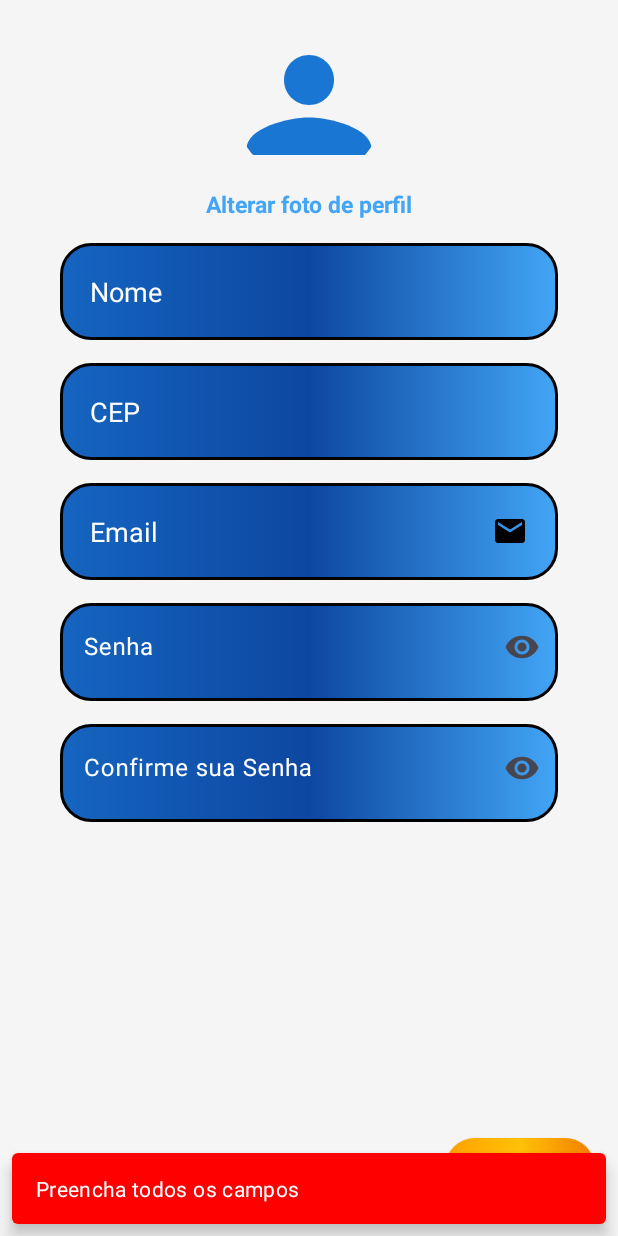
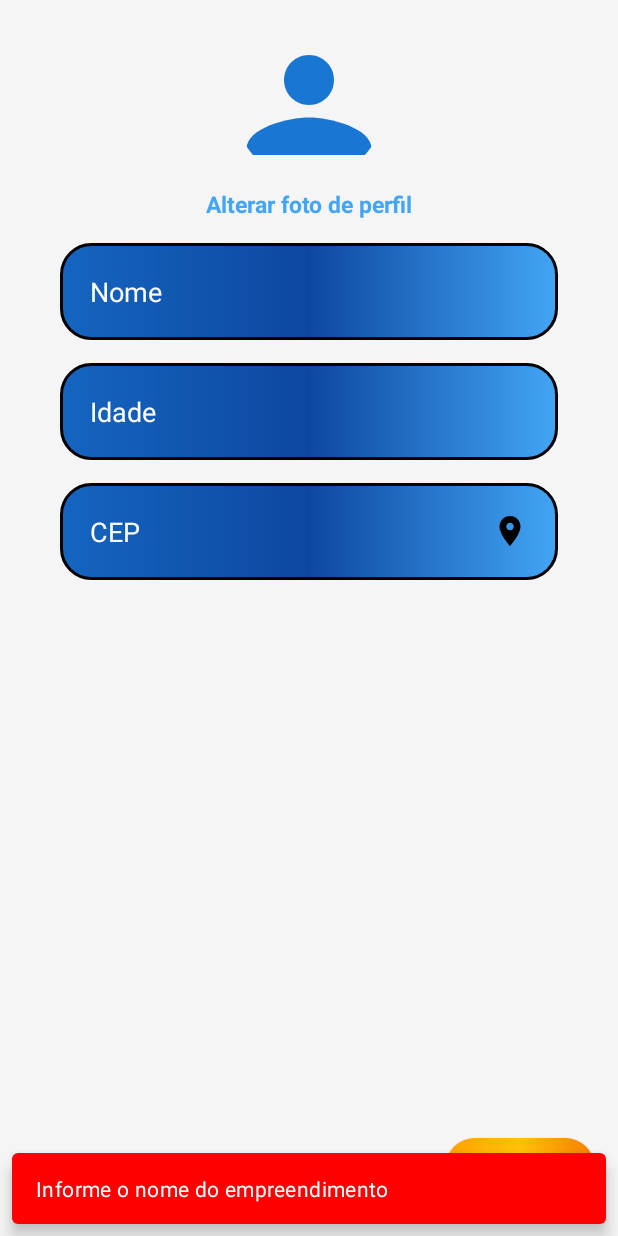
Before and after one commit to JoaoCarlos1908/App_Negocios, an Android app: the FormCadastro screen opened directly, with no data from a screen before it, after a tap on "Seguir >>", on a phone screen of 412 x 824 dp. Run offline under Robolectric (Android 15) with nearby library versions, the phone set to English and light mode, and no system bars; our stand-ins replace Firebase (no records; nobody signed in at launch, a user with empty details on screens opened directly); libraries missing offline, so code that uses them is left out: com.github.dhaval2404.imagepicker; pictures from the network do not load.

Commit message:
Adição de verificação de email

```diff
--- a/app/src/main/java/Class/Cliente.java
+++ b/app/src/main/java/Class/Cliente.java
@@ -1,17 +1,15 @@
 package Class;
 
 public class Cliente extends Usuario{
-    public Cliente() {
-        this.cep = "";
+    public Cliente() {}
+
+    private int idade;
+
+    public int getIdade() {
+        return idade;
     }
 
-    private String cep;
-
-    public String getCep() {
-        return cep;
-    }
-
-    public void setCep(String cep) {
-        this.cep = cep;
+    public void setIdade(int idade) {
+        this.idade = idade;
     }
 }
--- a/app/src/main/java/Class/Usuario.java
+++ b/app/src/main/java/Class/Usuario.java
@@ -10,7 +10,7 @@ public class Usuario {
         this.tipoConta = false;
     }
 
-    private String idUser, nome, email, tell, senha;
+    private String idUser, nome, email, tell, senha, cep;
     private Boolean tipoConta;
 
     public String getIdUser() {
@@ -59,4 +59,12 @@ public class Usuario {
     public void setTipoConta(Boolean tipoConta) {
         this.tipoConta = tipoConta;
     }
+
+    public String getCep() {
+        return cep;
+    }
+
+    public void setCep(String cep) {
+        this.cep = cep;
+    }
 }
--- a/app/src/main/java/com/example/appnegocios/FormCadastro.java
+++ b/app/src/main/java/com/example/appnegocios/FormCadastro.java
@@ -1,7 +1,4 @@
 package com.example.appnegocios;
-
-import static androidx.core.content.ContentProviderCompat.requireContext;
-import static java.security.AccessController.getContext;
 
 import android.app.Activity;
 import android.app.AlertDialog;
@@ -33,13 +30,11 @@ import androidx.core.graphics.Insets;
 import androidx.core.view.ViewCompat;
 import androidx.core.view.WindowInsetsCompat;
 
-import com.example.appnegocios.ui.perfil.CategoriasDialogFragment;
 import com.github.dhaval2404.imagepicker.ImagePicker;
 import com.google.android.gms.tasks.OnCompleteListener;
-import com.google.android.gms.tasks.OnFailureListener;
-import com.google.android.gms.tasks.OnSuccessListener;
 import com.google.android.gms.tasks.Task;
 import com.google.android.material.snackbar.Snackbar;
+import com.google.android.material.textfield.TextInputLayout;
 import com.google.firebase.auth.AuthResult;
 import com.google.firebase.auth.FirebaseAuth;
 import com.google.firebase.auth.FirebaseAuthInvalidCredentialsException;
@@ -51,9 +46,6 @@ import com.google.firebase.firestore.DocumentSnapshot;
 import com.google.firebase.firestore.FirebaseFirestore;
 import com.google.firebase.storage.StorageReference;
 import com.google.firebase.storage.FirebaseStorage;
-import com.google.firebase.storage.UploadTask;
-import com.google.android.gms.tasks.OnSuccessListener;
-import com.google.android.gms.tasks.OnFailureListener;
 
 
 import Class.Empreendimento;
@@ -64,18 +56,18 @@ import java.util.ArrayList;
 import java.util.HashMap;
 import java.util.List;
 import java.util.Map;
-import java.util.function.Consumer;
 
 public class FormCadastro extends AppCompatActivity {
     private Empreendimento empreendimento;
     private Cliente cliente;
-    private EditText edit_nome, edit_desc, edit_email, edit_senha, edit_confirme_senha;
+    private EditText edit_nome, edit_desc, edit_cep, edit_email, edit_confirme_email, edit_senha, edit_confirme_senha;
+    private TextInputLayout layout_senha, layout_confirme_senha;
     private TextView text_alterFoto;
-    private Button bt_cadastrar;
+    private Button bt_seguir;
     private String[] menssagens = {"Preencha todos os campos", "Cadastro realizado com sucesso"};
     private String usuarioID, categoria;
     private ImageView iconUser;
-    private Boolean tipoConta;
+    private Boolean tipoConta,control;
     private ActivityResultLauncher<Intent> imagePicklauncher;
     private Uri selectedImageUri;
     private AutoCompleteTextView autoCompleteCategorias;
@@ -99,18 +91,51 @@ public class FormCadastro extends AppCompatActivity {
                 });
         IniciarComponentes();
 
-        bt_cadastrar.setOnClickListener(new View.OnClickListener() {
+        bt_seguir.setOnClickListener(new View.OnClickListener() {
             @Override
             public void onClick(View v) {
                 RemoveTeclado();
 
                 String nome = edit_nome.getText().toString().trim();
+                String cep = edit_cep.getText().toString().trim();
                 String email = edit_email.getText().toString().trim();
+                String confirmeEmail = edit_confirme_email.getText().toString().trim();
                 String senha = edit_senha.getText().toString();
                 String confirmeSenha = edit_confirme_senha.getText().toString();
 
-                if (nome.isEmpty() || email.isEmpty() || senha.isEmpty()) {
+                if (nome.isEmpty()) {
+                    mostrarSnackbar(v, "Informe o nome do empreendimento", Color.RED);
+                    return;
+                }
+                if(cep.isEmpty()) {
+                    mostrarSnackbar(v, "Informe seu CEP", Color.RED);
+                    return;
+                }
+                if (!control){
+                    edit_nome.setVisibility(View.GONE);
+                    edit_desc.setVisibility(View.GONE);
+                    edit_cep.setVisibility(View.GONE);
+                    autoCompleteCategorias.setVisibility(View.GONE);
+
+                    edit_email.setVisibility(View.VISIBLE);
+                    edit_confirme_email.setVisibility(View.VISIBLE);
+                    layout_senha.setVisibility(View.VISIBLE);
+                    layout_confirme_senha.setVisibility(View.VISIBLE);
+                }
+
+                if(control){
+                    if (email.isEmpty() || senha.isEmpty()) {
                         mostrarSnackbar(v, menssagens[0], Color.RED);
+                        return;
+                    }
+
+                    if (confirmeEmail.isEmpty()) {
+                        mostrarSnackbar(v, "Confirme sua senha", Color.RED);
+                        return;
+                    }
+
+                    if (!email.equals(confirmeEmail)) {
+                        mostrarSnackbar(v, "Os Emails não coincidem", Color.RED);
                         return;
                     }
 
@@ -126,6 +151,8 @@ public class FormCadastro extends AppCompatActivity {
 
                     // Todos os campos estão preenchidos corretamente
                     CadastrarUsuario(v);
+                }
+                control = true;
             }
         });
 
@@ -168,22 +195,27 @@ public class FormCadastro extends AppCompatActivity {
         text_alterFoto = findViewById(R.id.text_alterFoto);
         edit_nome = findViewById(R.id.edit_nome);
         edit_desc = findViewById(R.id.edit_descricao);
+        edit_cep = findViewById(R.id.edit_cep);
+        edit_confirme_email = findViewById(R.id.edit_confirme_email);
         edit_email = findViewById(R.id.edit_email);
+        layout_senha = findViewById(R.id.layout_senha);
+        layout_confirme_senha = findViewById(R.id.layout_confirme_senha);
         edit_senha = findViewById(R.id.edit_senha);
         edit_confirme_senha = findViewById(R.id.edit_confirme_senha);
-        bt_cadastrar = findViewById(R.id.bt_seguir);
+        bt_seguir = findViewById(R.id.bt_seguir);
         iconUser = findViewById(R.id.iconUser);
         autoCompleteCategorias = findViewById(R.id.autoCompleteCategorias);
 
         if (!tipoConta) {
             cliente = new Cliente();
             edit_nome.setHint("Nome");
-            edit_desc.setHint("CEP");     // altera o hint
-            edit_desc.setMaxLines(1);     // altera o número máximo de linhas
+            edit_desc.setHint("Idade");     // altera o hint
+            edit_desc.setMaxLines(1);
             autoCompleteCategorias.setVisibility(View.GONE);
         } else {
             empreendimento = new Empreendimento();
         }
+        control = false;
     }
 
     private void SelecaoDeCategorias() {
@@ -194,7 +226,7 @@ public class FormCadastro extends AppCompatActivity {
                         android.R.layout.simple_dropdown_item_1line,
                         categorias
                 );
-                Toast.makeText(FormCadastro.this, "Categorias: " + categorias.toString(), Toast.LENGTH_LONG).show();
+                //Toast.makeText(FormCadastro.this, "Categorias: " + categorias.toString(), Toast.LENGTH_LONG).show();
                 autoCompleteCategorias.setAdapter(adapter);
 
                 autoCompleteCategorias.setOnClickListener(v -> autoCompleteCategorias.showDropDown());
@@ -313,6 +345,7 @@ public class FormCadastro extends AppCompatActivity {
         if (tipoConta) {
             empreendimento.setNome(edit_nome.getText().toString());
             empreendimento.setDescricao(edit_desc.getText().toString());
+            empreendimento.setCep(edit_cep.getText().toString());
             empreendimento.setTipoConta(tipoConta);
             empreendimento.setCategoria(categoria);
             empreendimento.setEmail(edit_email.getText().toString());
@@ -322,6 +355,7 @@ public class FormCadastro extends AppCompatActivity {
             Map<String, Object> empresa = new HashMap<>();
             empresa.put("nome", empreendimento.getNome());
             empresa.put("descricao", empreendimento.getDescricao());
+            empresa.put("CEP", empreendimento.getCep());
             empresa.put("TipoConta", empreendimento.getTipoConta());
             empresa.put("categoria", empreendimento.getCategoria());
             empresa.put("E-mail", empreendimento.getEmail());
@@ -347,7 +381,6 @@ public class FormCadastro extends AppCompatActivity {
             documentReference.set(empresa)
                     .addOnSuccessListener(unused -> {
                         Log.d("db", "Sucesso ao salvar os dados");
-                        salvarImagemPerfil(usuarioID, true, empresa);
                     })
                     .addOnFailureListener(e -> {
                         Log.d("db_erro", "Erro ao salvar os dados" + e.toString());
@@ -356,13 +389,15 @@ public class FormCadastro extends AppCompatActivity {
         } else {
             cliente.setNome(edit_nome.getText().toString());
             cliente.setTipoConta(tipoConta);
-            cliente.setCep(edit_desc.getText().toString());
+            cliente.setIdade(Integer.parseInt(edit_desc.getText().toString()));
+            cliente.setCep(edit_cep.getText().toString());
             cliente.setEmail(edit_email.getText().toString());
 
             FirebaseFirestore db = FirebaseFirestore.getInstance();
 
             Map<String, Object> user = new HashMap<>();
             user.put("nome", cliente.getNome());
+            user.put("idade", cliente.getIdade());
             user.put("telefone", cliente.getTell());
             user.put("TipoConta", cliente.getTipoConta());
             user.put("E-mail", cliente.getEmail());
@@ -374,16 +409,60 @@ public class FormCadastro extends AppCompatActivity {
             documentReference.set(user)
                     .addOnSuccessListener(unused -> {
                         Log.d("db", "Sucesso ao salvar os dados");
-                        salvarImagemPerfil(usuarioID, false, user);
                     })
                     .addOnFailureListener(e -> {
                         Log.d("db_erro", "Erro ao salvar os dados" + e.toString());
                     });
         }
 
+        salvarImagemPerfil(usuarioID);
+
+    }
+
+    private void salvarImagemPerfil(String userId) {
+        if (selectedImageUri == null) {
+            Log.e("FIREBASE", "selectedImageUri está nulo! Não há imagem para enviar.");
+            return;
+        }
+
+        StorageReference storageRef = FirebaseStorage.getInstance()
+                .getReference()
+                .child("fotos_perfil/" + userId + ".jpg");
+
+        storageRef.putFile(selectedImageUri)
+                .addOnSuccessListener(taskSnapshot -> {
+                    storageRef.getDownloadUrl().addOnSuccessListener(uri -> {
+                        String imageUrl = uri.toString();
+                        Log.d("FIREBASE", "Imagem enviada. URL: " + imageUrl);
+
+                        FirebaseFirestore.getInstance()
+                                .collection("Cliente")
+                                .document(userId)
+                                .update("fotoPerfil", imageUrl)
+                                .addOnSuccessListener(aVoid -> {
+                                    Log.d("FIREBASE", "fotoPerfil atualizado com sucesso");
+                                    avisoVerificacaoEmail(); // <- mover para aqui
+                                })
+                                .addOnFailureListener(e -> Log.e("FIREBASE", "Erro ao salvar fotoPerfil", e));
+                    });
+                })
+                .addOnFailureListener(e -> Log.e("FIREBASE", "Falha ao fazer upload da imagem", e));
+    }
+
+    private void avisoVerificacaoEmail(){
         AlertDialog.Builder builder = new AlertDialog.Builder(FormCadastro.this);
         LayoutInflater inflater = getLayoutInflater();
         View view = inflater.inflate(R.layout.dialog_verificacao_email, null);
+
+        FirebaseUser user = FirebaseAuth.getInstance().getCurrentUser();
+        if (user != null && !user.isEmailVerified()) {
+            user.sendEmailVerification()
+                    .addOnCompleteListener(task -> {
+                        if (task.isSuccessful()) {
+                            Toast.makeText(this, "E-mail de verificação enviado.", Toast.LENGTH_SHORT).show();
+                        }
+                    });
+        }
 
         Button btnReenviarEmail = view.findViewById(R.id.btnReenviarEmail);
         Button btnFechar = view.findViewById(R.id.btnFechar);
@@ -391,7 +470,6 @@ public class FormCadastro extends AppCompatActivity {
         AlertDialog dialog = builder.setView(view).create();
 
         btnReenviarEmail.setOnClickListener(v -> {
-            FirebaseUser user = FirebaseAuth.getInstance().getCurrentUser();
             if (user != null && !user.isEmailVerified()) {
                 user.sendEmailVerification()
                         .addOnCompleteListener(task -> {
@@ -412,36 +490,4 @@ public class FormCadastro extends AppCompatActivity {
         dialog.show();
     }
 
-    private void salvarImagemPerfil(String userId, boolean isEmpreendimento, Map<String, Object> dadosUsuario) {
-        if (selectedImageUri == null) {
-            Log.e("FIREBASE", "selectedImageUri está nulo! Não há imagem para enviar.");
-            return;
 }
-
-        Log.d("FIREBASE", "Iniciando upload da imagem: " + selectedImageUri.toString());
-
-        StorageReference storageRef = FirebaseStorage.getInstance()
-                .getReference()
-                .child("fotos_perfil/" + userId + ".jpg");
-
-        storageRef.putFile(selectedImageUri)
-                .addOnSuccessListener(taskSnapshot -> {
-                    Log.d("FIREBASE", "Upload concluído com sucesso.");
-                    storageRef.getDownloadUrl().addOnSuccessListener(uri -> {
-                        String imageUrl = uri.toString();
-                        Log.d("FIREBASE", "URL da imagem: " + imageUrl);
-                        dadosUsuario.put("fotoPerfil", imageUrl);
-
-                        FirebaseFirestore.getInstance()
-                                .collection("Cliente")
-                                .document(userId)
-                                .update(dadosUsuario)
-                                .addOnSuccessListener(aVoid -> Log.d("FIREBASE", "Foto salva no Firestore"))
-                                .addOnFailureListener(e -> Log.e("FIREBASE", "Erro ao salvar foto no Firestore", e));
-                    }).addOnFailureListener(e -> {
-                        Log.e("FIREBASE", "Erro ao obter URL da imagem", e);
-                    });
-                });
-
-    }
-}
--- /dev/null
+++ b/app/src/main/res/drawable/ic_localizacao.xml
@@ -0,0 +1,10 @@
+<vector xmlns:android="http://schemas.android.com/apk/res/android"
+    android:width="24dp"
+    android:height="24dp"
+    android:viewportWidth="24"
+    android:viewportHeight="24">
+
+    <path
+        android:fillColor="#FF000000"
+        android:pathData="M12,2C8.13,2 5,5.13 5,9c0,5.25 7,13 7,13s7,-7.75 7,-13c0,-3.87 -3.13,-7 -7,-7zM12,11.5c-1.38,0 -2.5,-1.12 -2.5,-2.5s1.12,-2.5 2.5,-2.5 2.5,1.12 2.5,2.5 -1.12,2.5 -2.5,2.5z"/>
+</vector>
--- a/app/src/main/res/layout/activity_form_cadastro.xml
+++ b/app/src/main/res/layout/activity_form_cadastro.xml
@@ -64,51 +64,67 @@
         app:layout_constraintTop_toBottomOf="@+id/edit_nome"
         />
 
+    <AutoCompleteTextView
+        android:id="@+id/autoCompleteCategorias"
+        android:hint="Selecione ou digite a categoria"
+        style="@style/edit_text"
+        android:inputType="text"
+        app:layout_constraintTop_toBottomOf="@+id/edit_cep"
+        app:layout_constraintStart_toStartOf="parent"
+        app:layout_constraintEnd_toEndOf="parent"/>
+
+    <EditText
+        android:id="@+id/edit_cep"
+        style="@style/edit_text"
+        android:hint="CEP"
+        android:textColor="@color/white"
+        android:textColorHint="@color/white"
+        android:inputType="text|number"
+        android:drawableEnd="@drawable/ic_localizacao"
+        app:layout_constraintStart_toStartOf="parent"
+        app:layout_constraintEnd_toEndOf="parent"
+        app:layout_constraintTop_toBottomOf="@+id/edit_descricao"
+        />
+
     <EditText
         android:id="@+id/edit_email"
         style="@style/edit_text"
         android:hint="@string/email"
+        android:visibility="gone"
         android:textColor="@color/white"
         android:textColorHint="@color/white"
         android:inputType="textEmailAddress"
         android:drawableEnd="@drawable/ic_email"
         app:layout_constraintStart_toStartOf="parent"
         app:layout_constraintEnd_toEndOf="parent"
-        app:layout_constraintTop_toBottomOf="@+id/edit_descricao"
+        app:layout_constraintTop_toBottomOf="@+id/text_alterFoto"
         />
 
-    <AutoCompleteTextView
-        android:id="@+id/autoCompleteCategorias"
-        android:hint="Selecione ou digite a categoria"
+    <EditText
+        android:id="@+id/edit_confirme_email"
         style="@style/edit_text"
-        android:inputType="text"
-        app:layout_constraintTop_toBottomOf="@+id/edit_email"
-        app:layout_constraintStart_toStartOf="parent"
-        app:layout_constraintEnd_toEndOf="parent"/>
-
-    <!--
-    <EditText
-        android:id="@+id/edit_telefone"
-        style="@style/edit_text"
-        android:hint="Telefone"
+        android:hint="Confirme seu Email"
+        android:visibility="gone"
         android:textColor="@color/white"
         android:textColorHint="@color/white"
+        android:inputType="textEmailAddress"
+        android:drawableEnd="@drawable/ic_email"
         app:layout_constraintStart_toStartOf="parent"
         app:layout_constraintEnd_toEndOf="parent"
         app:layout_constraintTop_toBottomOf="@+id/edit_email"
         />
-    -->
 
     <com.google.android.material.textfield.TextInputLayout
         android:id="@+id/layout_senha"
         app:endIconMode="password_toggle"
         android:hint="Senha"
         style="@style/layout_senha"
+        android:visibility="gone"
         android:layout_marginStart="40dp"
         android:layout_marginEnd="40dp"
         app:layout_constraintStart_toStartOf="parent"
         app:layout_constraintEnd_toEndOf="parent"
-        app:layout_constraintTop_toBottomOf="@+id/autoCompleteCategorias">
+        app:layout_constraintTop_toBottomOf="@+id/edit_confirme_email">
 
         <com.google.android.material.textfield.TextInputEditText
             android:id="@+id/edit_senha"
@@ -126,6 +142,7 @@
         app:endIconMode="password_toggle"
         android:hint="Confirme sua Senha"
         style="@style/layout_senha"
+        android:visibility="gone"
         android:layout_marginStart="40dp"
         android:layout_marginEnd="40dp"
         app:layout_constraintStart_toStartOf="parent"
```
Also changed, not shown: app/src/main/java/com/example/appnegocios/FormLogin.java (+8 -19 lines). Lines whose indentation alone changed are shown as unchanged.
